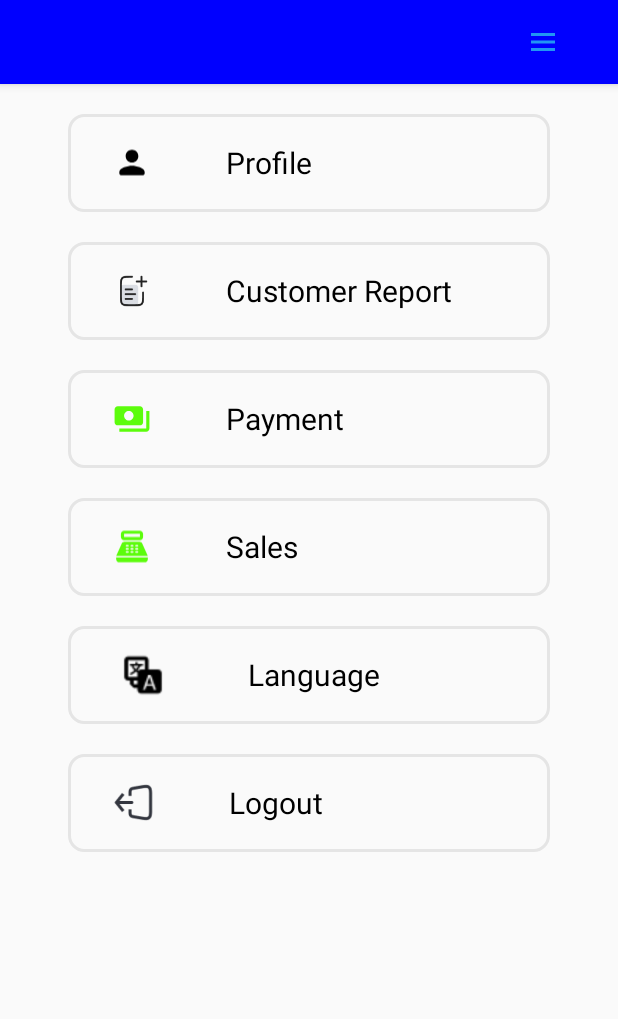
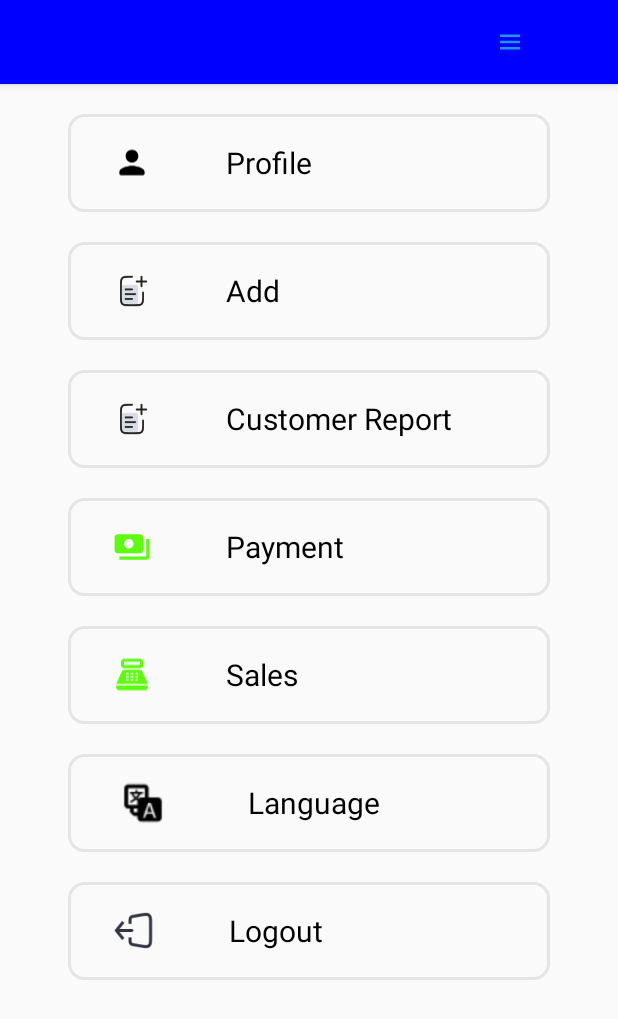
Before and after one commit to Harsh-21-Vaghasiya/MilkMan, an Android app: the Provider_More screen opened directly, with no data from a screen before it, on a phone screen of 412 x 824 dp. Shown: the top 1019 px of the screen. Run offline under Robolectric (Android 15) with nearby library versions, the phone set to English and light mode, and no system bars.

Commit message:
me toda changes karya 6

```diff
--- a/milkmanandroid/app/src/main/java/com/example/milkman/Area.java
+++ b/milkmanandroid/app/src/main/java/com/example/milkman/Area.java
@@ -14,9 +14,9 @@ public class Area extends AppCompatActivity {
         setContentView(R.layout.activity_area);
     }
 
-    public void  addp2(View view)
+    public void  homes(View view)
     {
-        Intent intent = new Intent(Area.this, Add_Provider.class);
+        Intent intent = new Intent(Area.this, Provider_More.class);
         startActivity(intent);
         finish();
     }
--- a/milkmanandroid/app/src/main/java/com/example/milkman/Customer_Edit_Profile.java
+++ b/milkmanandroid/app/src/main/java/com/example/milkman/Customer_Edit_Profile.java
@@ -18,7 +18,7 @@ public class Customer_Edit_Profile extends AppCompatActivity {
 
     public void  next(View view)
     {
-        Intent intent = new Intent(Customer_Edit_Profile.this, Customer_Profile.class);
+        Intent intent = new Intent(Customer_Edit_Profile.this, Provider_More.class);
         startActivity(intent);
         finish();
     }
--- a/milkmanandroid/app/src/main/java/com/example/milkman/Customer_Report.java
+++ b/milkmanandroid/app/src/main/java/com/example/milkman/Customer_Report.java
@@ -16,7 +16,7 @@ public class Customer_Report extends AppCompatActivity {
 
     public void  nexttoprovider(View view)
     {
-        Intent intent = new Intent(Customer_Report.this, Provider_Profile.class);
+        Intent intent = new Intent(Customer_Report.this, Provider_Sales.class);
         startActivity(intent);
         finish();
     }
--- a/milkmanandroid/app/src/main/java/com/example/milkman/GLOBAL/Gloabal_details.java
+++ b/milkmanandroid/app/src/main/java/com/example/milkman/GLOBAL/Gloabal_details.java
@@ -9,8 +9,8 @@ import java.util.Locale;
 
 public class Gloabal_details {
 //    public static String IP = "192.168.62.67";
-//    public static String IP = "192.168.1.9";
-    public static String IP = "192.168.170.49";
+    public static String IP = "192.168.1.9";
+//    public static String IP = "192.168.170.49";
     public static String PORT = "80";
 //    public static String PORT = "8080";
 
--- a/milkmanandroid/app/src/main/java/com/example/milkman/Provider_Sales.java
+++ b/milkmanandroid/app/src/main/java/com/example/milkman/Provider_Sales.java
@@ -17,7 +17,7 @@ public class Provider_Sales extends AppCompatActivity {
 
     public void  addprovider(View view)
     {
-        Intent intent = new Intent(Provider_Sales.this, Area.class);
+        Intent intent = new Intent(Provider_Sales.this, Provider_More.class);
         startActivity(intent);
         finish();
     }
--- a/milkmanandroid/app/src/main/res/layout/activity_provider_more.xml
+++ b/milkmanandroid/app/src/main/res/layout/activity_provider_more.xml
@@ -15,12 +15,14 @@
             android:layout_width="match_parent"
             android:layout_height="wrap_content"
             android:background="@color/blue">
+
             <ImageView
-                android:layout_width="wrap_content"
-                android:layout_height="wrap_content"
-                android:src="@drawable/next"
-                android:layout_marginLeft="350dp"
-                android:onClick="nexttoproviderseles"/>
+                android:layout_width="20dp"
+                android:layout_height="20dp"
+                android:layout_marginLeft="330dp"
+
+                android:onClick="nexttoproviderseles"
+                android:src="@drawable/next" />
 
         </androidx.appcompat.widget.Toolbar>
 
@@ -57,12 +59,40 @@
     </LinearLayout>
 
     <LinearLayout
+        android:id="@+id/addmilk"
+        android:layout_width="321dp"
+        android:layout_height="65dp"
+        android:layout_gravity="center_horizontal"
+        android:background="@drawable/more_design"
+        android:layout_marginTop="20dp"
+        android:onClick="addmilk"
+        >
+        <ImageView
+            android:layout_width="25dp"
+            android:layout_height="32dp"
+            android:src="@drawable/report"
+            android:layout_gravity="center_vertical"
+            android:layout_marginLeft="30dp"/>
+
+        <TextView
+            android:layout_width="wrap_content"
+            android:layout_height="wrap_content"
+            android:text="Add"
+            android:textColor="@color/black"
+            android:textSize="20dp"
+            android:layout_gravity="center_vertical"
+            android:layout_marginLeft="50dp"
+            />
+
+    </LinearLayout>
+    <LinearLayout
         android:id="@+id/Customer_Report"
         android:layout_width="321dp"
         android:layout_height="65dp"
         android:layout_gravity="center_horizontal"
         android:background="@drawable/more_design"
         android:layout_marginTop="20dp"
+        android:onClick="customerreport"
         >
         <ImageView
             android:layout_width="25dp"
@@ -90,7 +120,7 @@
         android:layout_gravity="center_horizontal"
         android:background="@drawable/more_design"
         android:layout_marginTop="20dp"
-        android:onClick="SalesPage"
+        android:onClick="gotoarea"
         >
         <ImageView
             android:layout_width="25dp"
@@ -144,6 +174,7 @@
         android:layout_gravity="center_horizontal"
         android:background="@drawable/more_design"
         android:layout_marginTop="20dp"
+        android:onClick="selectlanguage"
         >
         <ImageView
             android:layout_width="40dp"
```
Also changed, not shown: milkmanandroid/app/src/main/java/com/example/milkman/Add_Provider.java (+10 -0 lines), milkmanandroid/app/src/main/java/com/example/milkman/Provider_More.java (+22 -0 lines), milkmanandroid/app/src/main/res/layout/activity_add_provider.xml (+31 -0 lines), milkmanandroid/app/src/main/res/layout/activity_area.xml (+22 -0 lines), milkmanandroid/app/src/main/res/layout/activity_customer_edit_profile.xml (+4 -5 lines), milkmanandroid/app/src/main/res/layout/activity_provider_home.xml (+4 -4 lines), milkmanandroid/app/src/main/res/layout/activity_provider_sales.xml (+6 -5 lines), milkmanandroid/app/src/main/res/layout/activity_task_list.xml (+5 -5 lines).
